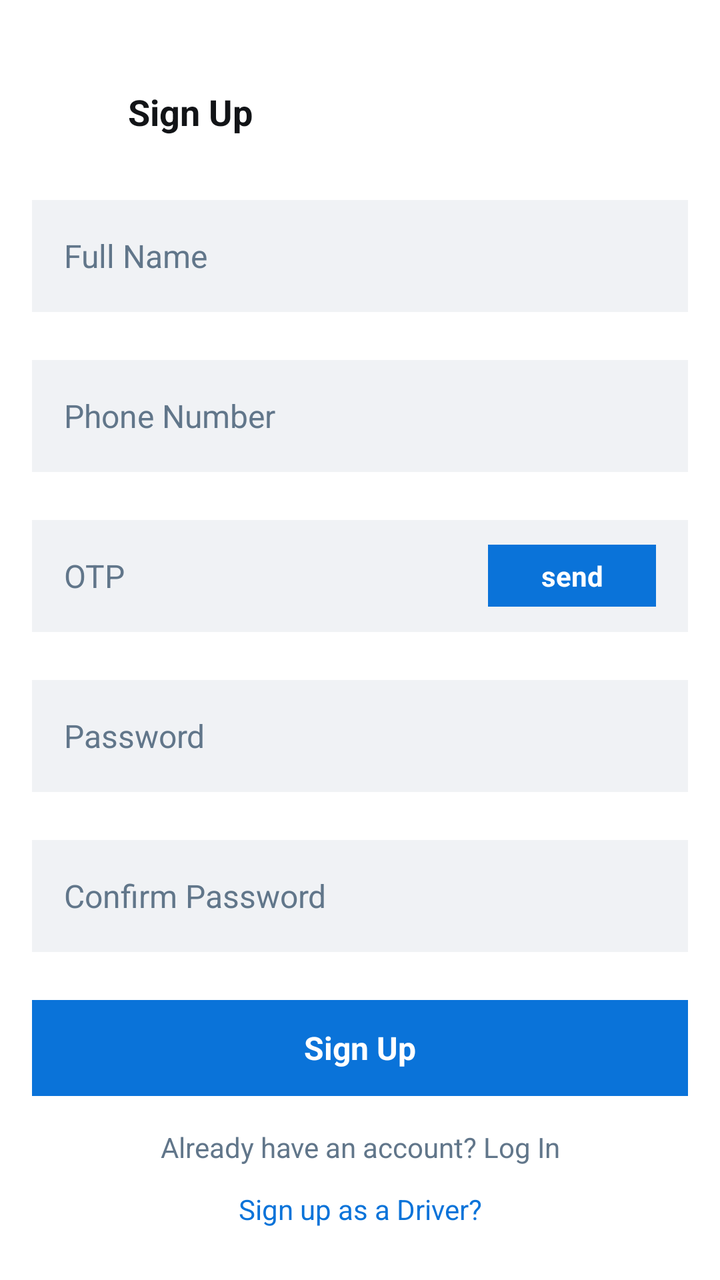
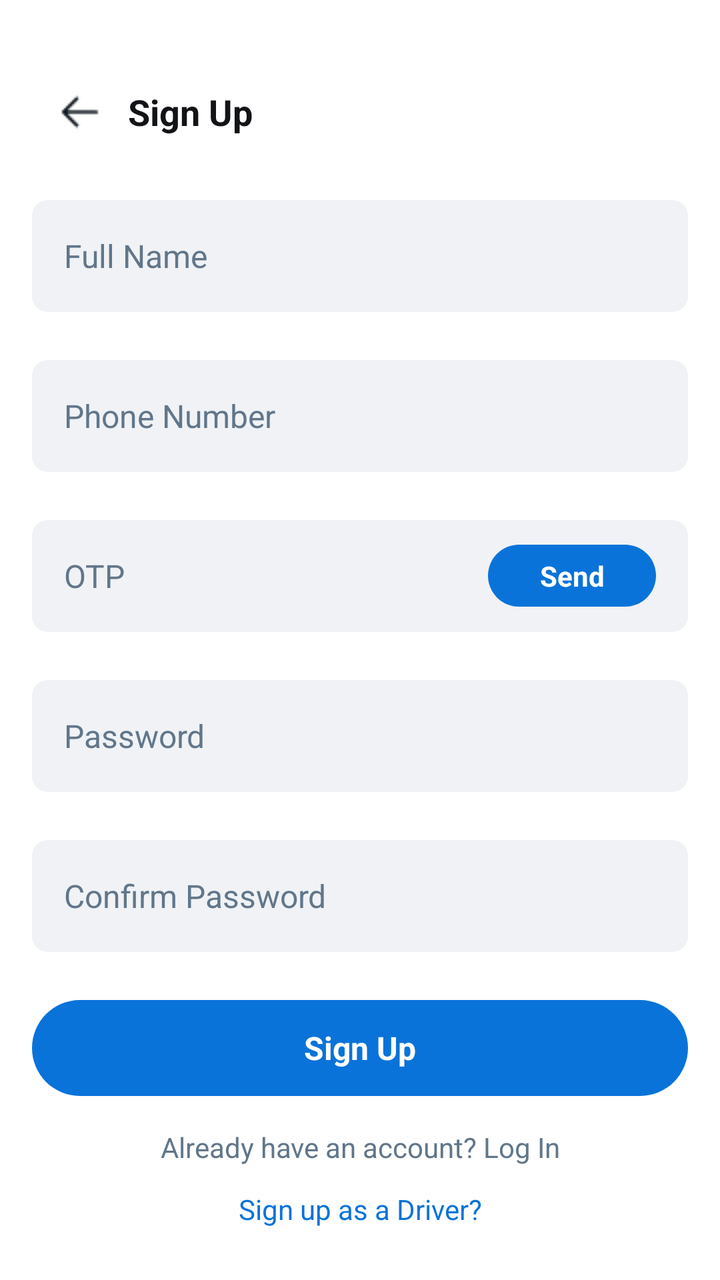

Screens rendered from an Android XML layout before and after an edit, with the pre-edit source and the edit as a unified diff.
<!-- AndroidManifest.xml: application theme Theme.Tricycle_app -->
<!-- res/layout/signup.xml -->
<?xml version="1.0" encoding="utf-8"?>
<LinearLayout xmlns:android="http://schemas.android.com/apk/res/android"
    android:layout_width="match_parent"
    android:layout_height="match_parent"
    android:orientation="vertical"
    android:background="#FFFFFF"
    android:padding="16dp">

    <LinearLayout
        android:layout_width="match_parent"
        android:layout_height="wrap_content"
        android:orientation="horizontal"
        android:gravity="center_vertical"
        android:paddingTop="16dp"
        android:paddingBottom="8dp">

        <LinearLayout
            android:layout_width="48dp"
            android:layout_height="48dp"
            android:gravity="center">
            <View
                android:layout_width="24dp"
                android:layout_height="24dp"
                android:background="@android:color/transparent"/>
        </LinearLayout>

        <TextView
            android:layout_width="wrap_content"
            android:layout_height="wrap_content"
            android:text="Sign Up"
            android:textSize="18sp"
            android:textStyle="bold"
            android:textColor="#121417"
            android:paddingEnd="48dp"/>
    </LinearLayout>

    <LinearLayout
        android:layout_width="match_parent"
        android:layout_height="wrap_content"
        android:paddingTop="12dp"
        android:paddingBottom="12dp">

        <EditText
            android:layout_width="match_parent"
            android:layout_height="56dp"
            android:background="#F0F2F5"
            android:hint="Full Name"
            android:textColorHint="#61768A"
            android:textColor="#121417"
            android:textSize="16sp"
            android:padding="16dp"
            android:inputType="textPersonName"
            android:maxLines="1"/>
    </LinearLayout>

    <LinearLayout
        android:layout_width="match_parent"
        android:layout_height="wrap_content"
        android:paddingTop="12dp"
        android:paddingBottom="12dp">

        <EditText
            android:layout_width="match_parent"
            android:layout_height="56dp"
            android:background="#F0F2F5"
            android:hint="Phone Number"
            android:textColorHint="#61768A"
            android:textColor="#121417"
            android:textSize="16sp"
            android:padding="16dp"
            android:inputType="phone"
            android:maxLines="1"/>
    </LinearLayout>

    <LinearLayout
        android:layout_width="match_parent"
        android:layout_height="wrap_content"
        android:paddingTop="12dp"
        android:paddingBottom="12dp">

        <LinearLayout
            android:layout_width="match_parent"
            android:layout_height="56dp"
            android:orientation="horizontal"
            android:background="#F0F2F5"
            android:gravity="center_vertical"
            android:paddingStart="16dp"
            android:paddingEnd="16dp">

            <EditText
                android:layout_width="0dp"
                android:layout_weight="1"
                android:layout_height="match_parent"
                android:background="@android:color/transparent"
                android:hint="OTP"
                android:textColorHint="#61768A"
                android:textColor="#121417"
                android:textSize="16sp"
                android:inputType="number"
                android:maxLines="1"/>

            <TextView
                android:layout_width="84dp"
                android:layout_height="31dp"
                android:background="#0A73D9"
                android:text="send"
                android:textColor="#FFFFFF"
                android:gravity="center"
                android:textStyle="bold"
                android:textSize="14sp"
                android:clickable="true"
                android:focusable="true"/>
        </LinearLayout>
    </LinearLayout>

    <LinearLayout
        android:layout_width="match_parent"
        android:layout_height="wrap_content"
        android:paddingTop="12dp"
        android:paddingBottom="12dp">

        <EditText
            android:layout_width="match_parent"
            android:layout_height="56dp"
            android:background="#F0F2F5"
            android:hint="Password"
            android:textColorHint="#61768A"
            android:textColor="#121417"
            android:textSize="16sp"
            android:padding="16dp"
            android:inputType="textPassword"
            android:maxLines="1"/>
    </LinearLayout>

    <LinearLayout
        android:layout_width="match_parent"
        android:layout_height="wrap_content"
        android:paddingTop="12dp"
        android:paddingBottom="12dp">

        <EditText
            android:layout_width="match_parent"
            android:layout_height="56dp"
            android:background="#F0F2F5"
            android:hint="Confirm Password"
            android:textColorHint="#61768A"
            android:textColor="#121417"
            android:textSize="16sp"
            android:padding="16dp"
            android:inputType="textPassword"
            android:maxLines="1"/>
    </LinearLayout>

    <LinearLayout
        android:layout_width="match_parent"
        android:layout_height="wrap_content"
        android:paddingTop="12dp"
        android:paddingBottom="12dp">

        <TextView
            android:layout_width="match_parent"
            android:layout_height="48dp"
            android:background="#0A73D9"
            android:text="Sign Up"
            android:textColor="#FFFFFF"
            android:gravity="center"
            android:textStyle="bold"
            android:textSize="16sp"
            android:clickable="true"
            android:focusable="true"/>
    </LinearLayout>

    <TextView
        android:layout_width="match_parent"
        android:layout_height="wrap_content"
        android:text="Already have an account? Log In"
        android:gravity="center"
        android:textColor="#61768A"
        android:textSize="14sp"
        android:paddingTop="4dp"
        android:paddingBottom="12dp"/>

    <View
        android:layout_width="match_parent"
        android:layout_height="0dp"
        android:layout_weight="1"/>

    <TextView
        android:layout_width="match_parent"
        android:layout_height="wrap_content"
        android:text="Sign up as a Driver?"
        android:gravity="center"
        android:textColor="#0A73D9"
        android:textSize="14sp"
        android:paddingBottom="20dp"/>

</LinearLayout>
<!-- resources referenced by this layout -->
<resources>
  <style name="Theme.Tricycle_app" parent="Base.Theme.Tricycle_app" />
  <style name="Base.Theme.Tricycle_app" parent="Theme.Material3.DayNight.NoActionBar">
          
          
      </style>
</resources>

<!-- the commit's change to res/layout/signup.xml (unified diff, before → after) -->
@@ -15,13 +15,16 @@
         android:paddingBottom="8dp">
 
         <LinearLayout
+            android:id="@+id/btnBack"
             android:layout_width="48dp"
             android:layout_height="48dp"
-            android:gravity="center">
+            android:gravity="center"
+            android:clickable="true"
+            android:focusable="true">
             <View
                 android:layout_width="24dp"
                 android:layout_height="24dp"
-                android:background="@android:color/transparent"/>
+                android:background="@drawable/arrow"/>
         </LinearLayout>
 
         <TextView
@@ -41,9 +44,10 @@
         android:paddingBottom="12dp">
 
         <EditText
-            android:layout_width="match_parent"
-            android:layout_height="56dp"
-            android:background="#F0F2F5"
+            android:id="@+id/etFullName"
+            android:layout_width="match_parent"
+            android:layout_height="56dp"
+            android:background="@drawable/bg_rounded_light_grey"
             android:hint="Full Name"
             android:textColorHint="#61768A"
             android:textColor="#121417"
@@ -60,9 +64,10 @@
         android:paddingBottom="12dp">
 
         <EditText
-            android:layout_width="match_parent"
-            android:layout_height="56dp"
-            android:background="#F0F2F5"
+            android:id="@+id/etPhone"
+            android:layout_width="match_parent"
+            android:layout_height="56dp"
+            android:background="@drawable/bg_rounded_light_grey"
             android:hint="Phone Number"
             android:textColorHint="#61768A"
             android:textColor="#121417"
@@ -82,12 +87,13 @@
             android:layout_width="match_parent"
             android:layout_height="56dp"
             android:orientation="horizontal"
-            android:background="#F0F2F5"
+            android:background="@drawable/bg_rounded_light_grey"
             android:gravity="center_vertical"
             android:paddingStart="16dp"
             android:paddingEnd="16dp">
 
             <EditText
+                android:id="@+id/etOtp"
                 android:layout_width="0dp"
                 android:layout_weight="1"
                 android:layout_height="match_parent"
@@ -100,10 +106,11 @@
                 android:maxLines="1"/>
 
             <TextView
+                android:id="@+id/btnSendOtp"
                 android:layout_width="84dp"
                 android:layout_height="31dp"
-                android:background="#0A73D9"
-                android:text="send"
+                android:background="@drawable/bg_pill_blue"
+                android:text="Send"
                 android:textColor="#FFFFFF"
                 android:gravity="center"
                 android:textStyle="bold"
@@ -120,9 +127,10 @@
         android:paddingBottom="12dp">
 
         <EditText
-            android:layout_width="match_parent"
-            android:layout_height="56dp"
-            android:background="#F0F2F5"
+            android:id="@+id/etPassword"
+            android:layout_width="match_parent"
+            android:layout_height="56dp"
+            android:background="@drawable/bg_rounded_light_grey"
             android:hint="Password"
             android:textColorHint="#61768A"
             android:textColor="#121417"
@@ -139,9 +147,10 @@
         android:paddingBottom="12dp">
 
         <EditText
-            android:layout_width="match_parent"
-            android:layout_height="56dp"
-            android:background="#F0F2F5"
+            android:id="@+id/etConfirmPassword"
+            android:layout_width="match_parent"
+            android:layout_height="56dp"
+            android:background="@drawable/bg_rounded_light_grey"
             android:hint="Confirm Password"
             android:textColorHint="#61768A"
             android:textColor="#121417"
@@ -158,9 +167,10 @@
         android:paddingBottom="12dp">
 
         <TextView
+            android:id="@+id/btnSignUp"
             android:layout_width="match_parent"
             android:layout_height="48dp"
-            android:background="#0A73D9"
+            android:background="@drawable/bg_pill_blue"
             android:text="Sign Up"
             android:textColor="#FFFFFF"
             android:gravity="center"
@@ -171,12 +181,15 @@
     </LinearLayout>
 
     <TextView
+        android:id="@+id/tvLogin"
         android:layout_width="match_parent"
         android:layout_height="wrap_content"
         android:text="Already have an account? Log In"
         android:gravity="center"
         android:textColor="#61768A"
         android:textSize="14sp"
+        android:clickable="true"
+        android:focusable="true"
         android:paddingTop="4dp"
         android:paddingBottom="12dp"/>
 
@@ -186,12 +199,15 @@
         android:layout_weight="1"/>
 
     <TextView
+        android:id="@+id/tvDriverSignUp"
         android:layout_width="match_parent"
         android:layout_height="wrap_content"
         android:text="Sign up as a Driver?"
         android:gravity="center"
         android:textColor="#0A73D9"
         android:textSize="14sp"
+        android:clickable="true"
+        android:focusable="true"
         android:paddingBottom="20dp"/>
 
 </LinearLayout>
<!-- resource entries referenced after the edit -->
@@ -1,5 +1,18 @@
 <!-- resources referenced by this layout -->
 <resources>
+  <!-- drawable arrow: png bitmap (drawable, 284 bytes) -->
+  <!-- drawable bg_pill_blue (drawable) -->
+  <?xml version="1.0" encoding="utf-8"?>
+  <shape xmlns:android="http://schemas.android.com/apk/res/android"
+      android:shape="rectangle">
+      <solid android:color="#0A73D9" /> <corners android:radius="100dp" /> </shape>
+  <!-- drawable bg_rounded_light_grey (drawable) -->
+  <?xml version="1.0" encoding="utf-8"?>
+  <shape xmlns:android="http://schemas.android.com/apk/res/android"
+      android:shape="rectangle">
+      <solid android:color="#F0F2F5" />
+      <corners android:radius="8dp" />
+  </shape>
   <style name="Theme.Tricycle_app" parent="Base.Theme.Tricycle_app" />
   <style name="Base.Theme.Tricycle_app" parent="Theme.Material3.DayNight.NoActionBar">
           
